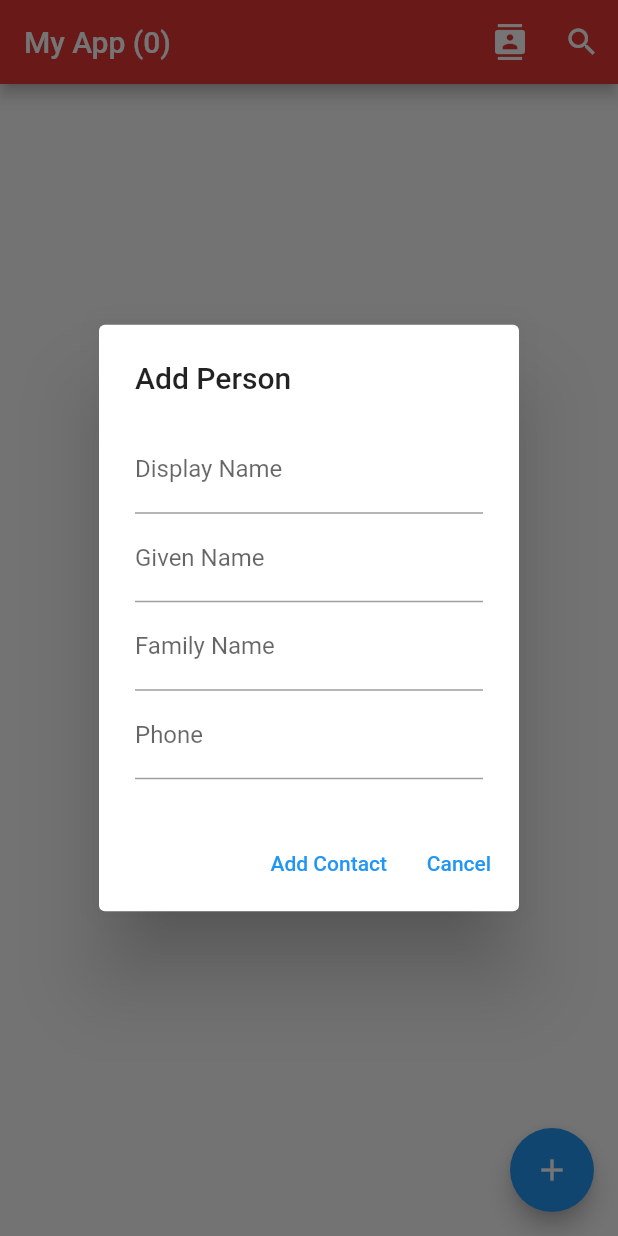
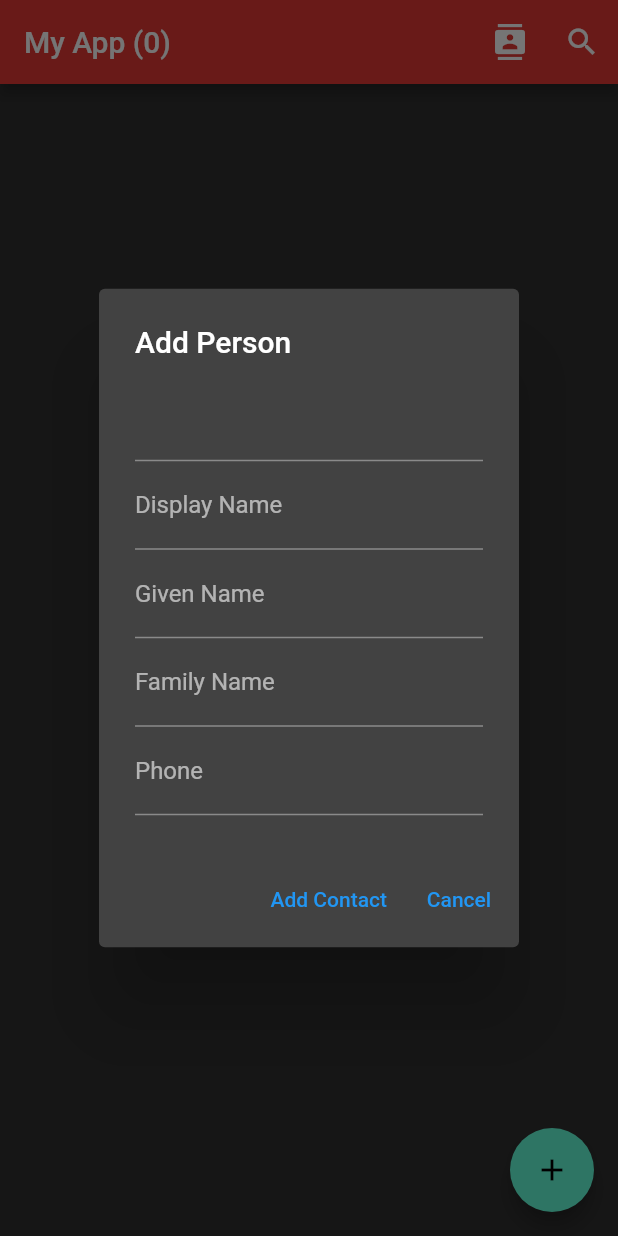
Before and after one commit to krnomad/flutter_toy, a Flutter app: the screen it shows after launch, after a tap on the "add" icon, on a phone screen of 412 x 824 dp. Run offline on Flutter 3.47's test engine with Material 2 defaults, Android fonts, the phone set to English and light mode, and no system bars; our stand-ins replace contacts_service, permission_handler.

Commit message:
theme test

```diff
--- a/lib/main.dart
+++ b/lib/main.dart
@@ -5,7 +5,30 @@ import 'package:permission_handler/permission_handler.dart';
 import 'package:contacts_service/contacts_service.dart';
 
 void main() {
+  var inputDecorationTheme = InputDecorationTheme(
+    labelStyle: TextStyle(color: Colors.white),
+    hintStyle: TextStyle(color: Colors.white),
+    border: OutlineInputBorder(
+      borderSide: BorderSide(color: Colors.white),
+    ),
+    enabledBorder: OutlineInputBorder(
+      borderSide: BorderSide(color: Colors.white),
+    ),
+    focusedBorder: OutlineInputBorder(
+      borderSide: BorderSide(color: Colors.white),
+    ),
+  );
+
   runApp(MaterialApp(
+    darkTheme: ThemeData(
+      brightness: Brightness.dark,
+      primaryColor: Colors.red[600],
+    ),
+    themeMode: ThemeMode.dark,
+    theme: ThemeData(
+      primaryColor: Colors.red[600],
+      inputDecorationTheme: inputDecorationTheme,
+    ),
     home: MyApp(),
   ));
 }
@@ -138,11 +161,50 @@ class InputDialog extends StatelessWidget {
 
   @override
   Widget build(BuildContext context) {
+    var inputDecorationTheme = ThemeData(
+      inputDecorationTheme: InputDecorationTheme(
+          enabledBorder: OutlineInputBorder(
+            borderSide: BorderSide(
+              color: Colors.green,
+              width: 1.0,
+            ),
+          ),
+          focusedBorder: OutlineInputBorder(
+            borderSide: BorderSide(
+              color: Colors.red,
+              width: 1.0,
+            ),
+          ),
+          disabledBorder: OutlineInputBorder(
+            borderSide: BorderSide(
+              color: Colors.grey,
+              width: 1.0,
+            ),
+          ),
+          errorBorder: OutlineInputBorder(
+            borderSide: BorderSide(
+              color: Colors.black,
+              width: 1.0,
+            ),
+          ),
+          focusedErrorBorder: OutlineInputBorder(
+              borderSide: BorderSide(
+                color: Colors.yellow,
+                width: 1.0,
+              ),
+          ),
+      ),
+    );
+
     return AlertDialog(
       title: Text('Add Person'),
       content: Column(
         mainAxisSize: MainAxisSize.min,
         children: [
+          TextField(
+            // use inputDecorationTheme
+            controller: displayName,
+          ),
           TextField(
             controller: displayName,
             decoration: InputDecoration(
```
